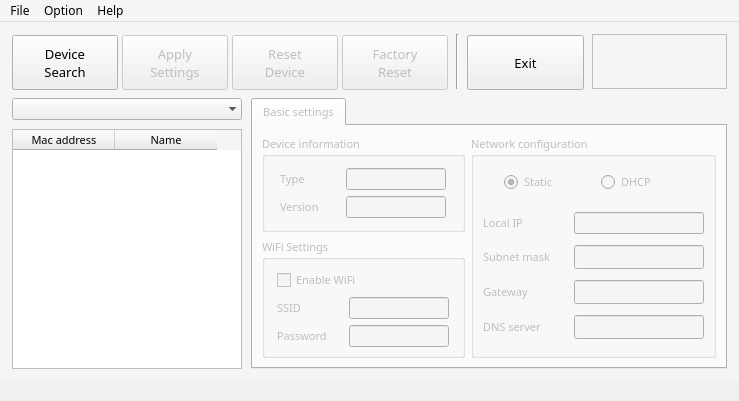
Old version of the form gui/wizconfig_gui.ui in the repository renakim/WIZnet-S2E-Tool-GUI.
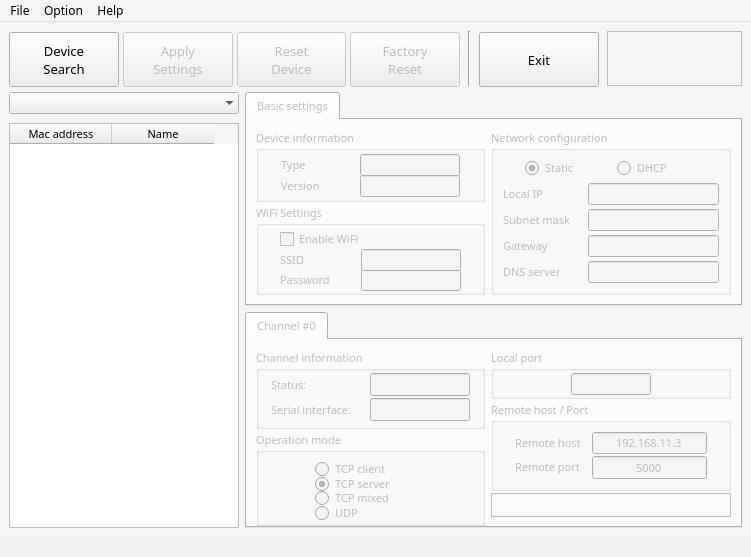
New version of the form. Icons and pictures are not drawn.

Commit message: Add operation mode setting command and layout

Patch:
```diff
--- a/gui/wizconfig_gui.ui
+++ b/gui/wizconfig_gui.ui
@@ -12,8 +12,8 @@
    <rect>
     <x>0</x>
     <y>0</y>
-    <width>739</width>
-    <height>401</height>
+    <width>751</width>
+    <height>557</height>
    </rect>
   </property>
   <property name="minimumSize">
@@ -120,24 +120,7 @@
    <bool>false</bool>
   </property>
   <widget class="QWidget" name="centralwidget">
-   <layout class="QGridLayout" name="gridLayout_7">
-    <item row="0" column="0">
-     <layout class="QGridLayout" name="gridLayout_6">
-      <property name="leftMargin">
-       <number>3</number>
-      </property>
-      <property name="topMargin">
-       <number>3</number>
-      </property>
-      <property name="rightMargin">
-       <number>3</number>
-      </property>
-      <property name="bottomMargin">
-       <number>3</number>
-      </property>
-      <property name="verticalSpacing">
-       <number>9</number>
-      </property>
+   <layout class="QGridLayout" name="gridLayout_9">
       <item row="0" column="0">
        <layout class="QGridLayout" name="gridLayout_5">
         <property name="horizontalSpacing">
@@ -449,10 +432,7 @@
        </layout>
       </item>
       <item row="1" column="0">
-       <layout class="QGridLayout" name="gridLayout_4">
-        <property name="horizontalSpacing">
-         <number>9</number>
-        </property>
+     <layout class="QGridLayout" name="gridLayout_8">
         <item row="0" column="0">
          <layout class="QGridLayout" name="gridLayout_3">
           <property name="verticalSpacing">
@@ -505,7 +485,7 @@
             <property name="maximumSize">
              <size>
               <width>230</width>
-              <height>300</height>
+            <height>500</height>
              </size>
             </property>
             <property name="palette">
@@ -728,6 +708,8 @@
          </layout>
         </item>
         <item row="0" column="1">
+       <layout class="QGridLayout" name="gridLayout_6">
+        <item row="0" column="0">
          <widget class="QTabWidget" name="generalTab">
           <property name="enabled">
            <bool>false</bool>
@@ -735,7 +717,7 @@
           <property name="minimumSize">
            <size>
             <width>0</width>
-            <height>240</height>
+            <height>210</height>
            </size>
           </property>
           <property name="maximumSize">
@@ -771,17 +753,20 @@
            <layout class="QGridLayout" name="gridLayout_2">
             <item row="0" column="0">
              <layout class="QGridLayout" name="gridLayout">
+              <property name="spacing">
+               <number>2</number>
+              </property>
               <item row="0" column="0">
                <widget class="QGroupBox" name="status_5">
                 <property name="minimumSize">
                  <size>
                   <width>200</width>
-                  <height>44</height>
+                  <height>73</height>
                  </size>
                 </property>
                 <property name="maximumSize">
                  <size>
-                  <width>16777215</width>
+                  <width>250</width>
                   <height>100</height>
                  </size>
                 </property>
@@ -793,11 +778,10 @@
                 <property name="title">
                  <string>Device information</string>
                 </property>
-                <layout class="QGridLayout" name="gridLayout_79">
-                 <item row="0" column="0">
-                  <layout class="QGridLayout" name="gridLayout_78">
-                   <item row="0" column="0">
-                    <layout class="QGridLayout" name="gridLayout_17">
+                <layout class="QGridLayout" name="gridLayout_7">
+                 <property name="topMargin">
+                  <number>3</number>
+                 </property>
                      <item row="0" column="0">
                       <widget class="QLabel" name="devtype_label">
                        <property name="minimumSize">
@@ -878,11 +862,7 @@
                        </property>
                       </widget>
                      </item>
-                    </layout>
-                   </item>
                    <item row="1" column="0">
-                    <layout class="QGridLayout" name="gridLayout_77">
-                     <item row="0" column="0">
                       <widget class="QLabel" name="version_label">
                        <property name="minimumSize">
                         <size>
@@ -906,7 +886,7 @@
                        </property>
                       </widget>
                      </item>
-                     <item row="0" column="1">
+                 <item row="1" column="1">
                       <widget class="QLineEdit" name="fw_version">
                        <property name="minimumSize">
                         <size>
@@ -960,10 +940,6 @@
                       </widget>
                      </item>
                     </layout>
-                   </item>
-                  </layout>
-                 </item>
-                </layout>
                </widget>
               </item>
               <item row="1" column="0">
@@ -971,12 +947,12 @@
                 <property name="minimumSize">
                  <size>
                   <width>200</width>
-                  <height>80</height>
+                  <height>90</height>
                  </size>
                 </property>
                 <property name="maximumSize">
                  <size>
-                  <width>220</width>
+                  <width>250</width>
                   <height>120</height>
                  </size>
                 </property>
@@ -992,9 +968,18 @@
                  <property name="leftMargin">
                   <number>6</number>
                  </property>
+                 <property name="topMargin">
+                  <number>2</number>
+                 </property>
                  <property name="rightMargin">
                   <number>6</number>
                  </property>
+                 <property name="bottomMargin">
+                  <number>8</number>
+                 </property>
+                 <property name="verticalSpacing">
+                  <number>5</number>
+                 </property>
                  <item row="1" column="0">
                   <widget class="QLabel" name="label_wifi_ssid">
                    <property name="minimumSize">
@@ -1155,6 +1140,18 @@
             </item>
             <item row="0" column="1">
              <widget class="QGroupBox" name="network_config">
+              <property name="minimumSize">
+               <size>
+                <width>240</width>
+                <height>150</height>
+               </size>
+              </property>
+              <property name="maximumSize">
+               <size>
+                <width>300</width>
+                <height>230</height>
+               </size>
+              </property>
               <property name="font">
                <font>
                 <family>맑은 고딕</family>
@@ -1164,6 +1161,12 @@
                <string>Network configuration</string>
               </property>
               <layout class="QGridLayout" name="gridLayout4">
+               <property name="topMargin">
+                <number>6</number>
+               </property>
+               <property name="verticalSpacing">
+                <number>4</number>
+               </property>
                <item row="0" column="0">
                 <layout class="QGridLayout" name="gridLayout_19">
                  <property name="leftMargin">
@@ -1482,6 +1485,566 @@
           </widget>
          </widget>
         </item>
+        <item row="1" column="0">
+         <widget class="QTabWidget" name="channel_tab">
+          <property name="enabled">
+           <bool>false</bool>
+          </property>
+          <property name="minimumSize">
+           <size>
+            <width>0</width>
+            <height>200</height>
+           </size>
+          </property>
+          <property name="maximumSize">
+           <size>
+            <width>700</width>
+            <height>352</height>
+           </size>
+          </property>
+          <property name="font">
+           <font>
+            <family>맑은 고딕</family>
+            <pointsize>8</pointsize>
+           </font>
+          </property>
+          <property name="currentIndex">
+           <number>0</number>
+          </property>
+          <property name="documentMode">
+           <bool>false</bool>
+          </property>
+          <property name="tabsClosable">
+           <bool>false</bool>
+          </property>
+          <property name="tabBarAutoHide">
+           <bool>false</bool>
+          </property>
+          <widget class="QWidget" name="tab_ch0">
+           <attribute name="title">
+            <string>Channel #0</string>
+           </attribute>
+           <layout class="QGridLayout" name="gridLayout_12">
+            <item row="0" column="0">
+             <layout class="QGridLayout" name="gridLayout_11">
+              <property name="verticalSpacing">
+               <number>2</number>
+              </property>
+              <item row="0" column="0">
+               <widget class="QGroupBox" name="groupBox_2">
+                <property name="minimumSize">
+                 <size>
+                  <width>200</width>
+                  <height>80</height>
+                 </size>
+                </property>
+                <property name="maximumSize">
+                 <size>
+                  <width>240</width>
+                  <height>150</height>
+                 </size>
+                </property>
+                <property name="title">
+                 <string>Channel information</string>
+                </property>
+                <layout class="QGridLayout" name="gridLayout_10">
+                 <property name="topMargin">
+                  <number>2</number>
+                 </property>
+                 <property name="bottomMargin">
+                  <number>5</number>
+                 </property>
+                 <property name="verticalSpacing">
+                  <number>2</number>
+                 </property>
+                 <item row="0" column="0">
+                  <widget class="QLabel" name="ch1_status_label">
+                   <property name="minimumSize">
+                    <size>
+                     <width>90</width>
+                     <height>0</height>
+                    </size>
+                   </property>
+                   <property name="maximumSize">
+                    <size>
+                     <width>90</width>
+                     <height>16777215</height>
+                    </size>
+                   </property>
+                   <property name="font">
+                    <font>
+                     <family>맑은 고딕</family>
+                    </font>
+                   </property>
+                   <property name="text">
+                    <string>Status:</string>
+                   </property>
+                  </widget>
+                 </item>
+                 <item row="0" column="1">
+                  <widget class="QLineEdit" name="ch1_status">
+                   <property name="minimumSize">
+                    <size>
+                     <width>100</width>
+                     <height>22</height>
+                    </size>
+                   </property>
+                   <property name="maximumSize">
+                    <size>
+                     <width>100</width>
+                     <height>16777215</height>
+                    </size>
+                   </property>
+                   <property name="font">
+                    <font>
+                     <family>맑은 고딕</family>
+                     <weight>75</weight>
+                     <bold>true</bold>
+                    </font>
+                   </property>
+                   <property name="toolTip">
+                    <string>&lt;html&gt;&lt;head/&gt;&lt;body&gt;&lt;p&gt;Device status&lt;/p&gt;&lt;/body&gt;&lt;/html&gt;</string>
+                   </property>
+                   <property name="inputMask">
+                    <string notr="true"/>
+                   </property>
+                   <property name="text">
+                    <string notr="true"/>
+                   </property>
+                   <property name="alignment">
+                    <set>Qt::AlignCenter</set>
+                   </property>
+                   <property name="readOnly">
+                    <bool>true</bool>
+                   </property>
+                   <property name="placeholderText">
+                    <string notr="true"/>
+                   </property>
+                   <property name="clearButtonEnabled">
+                    <bool>false</bool>
+                   </property>
+                  </widget>
+                 </item>
+                 <item row="1" column="0">
+                  <widget class="QLabel" name="ch1_uart_name_label">
+                   <property name="minimumSize">
+                    <size>
+                     <width>90</width>
+                     <height>0</height>
+                    </size>
+                   </property>
+                   <property name="maximumSize">
+                    <size>
+                     <width>90</width>
+                     <height>16777215</height>
+                    </size>
+                   </property>
+                   <property name="font">
+                    <font>
+                     <family>맑은 고딕</family>
+                    </font>
+                   </property>
+                   <property name="text">
+                    <string>Serial interface:</string>
+                   </property>
+                  </widget>
+                 </item>
+                 <item row="1" column="1">
+                  <widget class="QLineEdit" name="ch1_uart_name">
+                   <property name="minimumSize">
+                    <size>
+                     <width>100</width>
+                     <height>22</height>
+                    </size>
+                   </property>
+                   <property name="maximumSize">
+                    <size>
+                     <width>100</width>
+                     <height>16777215</height>
+                    </size>
+                   </property>
+                   <property name="font">
+                    <font>
+                     <family>맑은 고딕</family>
+                     <weight>75</weight>
+                     <bold>true</bold>
+                    </font>
+                   </property>
+                   <property name="inputMask">
+                    <string notr="true"/>
+                   </property>
+                   <property name="text">
+                    <string notr="true"/>
+                   </property>
+                   <property name="alignment">
+                    <set>Qt::AlignCenter</set>
+                   </property>
+                   <property name="readOnly">
+                    <bool>true</bool>
+                   </property>
+                   <property name="placeholderText">
+                    <string notr="true"/>
+                   </property>
+                   <property name="clearButtonEnabled">
+                    <bool>false</bool>
+                   </property>
+                  </widget>
+                 </item>
+                </layout>
+               </widget>
+              </item>
+              <item row="1" column="0">
+               <widget class="QGroupBox" name="ch1_opmode">
+                <property name="minimumSize">
+                 <size>
+                  <width>200</width>
+                  <height>95</height>
+                 </size>
+                </property>
+                <property name="maximumSize">
+                 <size>
+                  <width>240</width>
+                  <height>150</height>
+                 </size>
+                </property>
+                <property name="font">
+                 <font>
+                  <family>맑은 고딕</family>
+                 </font>
+                </property>
+                <property name="title">
+                 <string>Operation mode</string>
+                </property>
+                <layout class="QGridLayout" name="gridLayout_15">
+                 <item row="0" column="0">
+                  <layout class="QGridLayout" name="gridLayout_14">
+                   <item row="0" column="0">
+                    <widget class="QRadioButton" name="ch1_tcpclient">
+                     <property name="minimumSize">
+                      <size>
+                       <width>110</width>
+                       <height>14</height>
+                      </size>
+                     </property>
+                     <property name="maximumSize">
+                      <size>
+                       <width>110</width>
+                       <height>14</height>
+                      </size>
+                     </property>
+                     <property name="font">
+                      <font>
+                       <family>맑은 고딕</family>
+                      </font>
+                     </property>
+                     <property name="text">
+                      <string>TCP client</string>
+                     </property>
+                    </widget>
+                   </item>
+                   <item row="1" column="0">
+                    <widget class="QRadioButton" name="ch1_tcpserver">
+                     <property name="minimumSize">
+                      <size>
+                       <width>110</width>
+                       <height>14</height>
+                      </size>
+                     </property>
+                     <property name="maximumSize">
+                      <size>
+                       <width>110</width>
+                       <height>14</height>
+                      </size>
+                     </property>
+                     <property name="font">
+                      <font>
+                       <family>맑은 고딕</family>
+                      </font>
+                     </property>
+                     <property name="text">
+                      <string>TCP server</string>
+                     </property>
+                     <property name="checked">
+                      <bool>true</bool>
+                     </property>
+                    </widget>
+                   </item>
+                   <item row="2" column="0">
+                    <widget class="QRadioButton" name="ch1_tcpmixed">
+                     <property name="minimumSize">
+                      <size>
+                       <width>110</width>
+                       <height>14</height>
+                      </size>
+                     </property>
+                     <property name="maximumSize">
+                      <size>
+                       <width>110</width>
+                       <height>14</height>
+                      </size>
+                     </property>
+                     <property name="font">
+                      <font>
+                       <family>맑은 고딕</family>
+                      </font>
+                     </property>
+                     <property name="text">
+                      <string>TCP mixed</string>
+                     </property>
+                    </widget>
+                   </item>
+                   <item row="3" column="0">
+                    <widget class="QRadioButton" name="ch1_udp">
+                     <property name="minimumSize">
+                      <size>
+                       <width>110</width>
+                       <height>14</height>
+                      </size>
+                     </property>
+                     <property name="maximumSize">
+                      <size>
+                       <width>110</width>
+                       <height>14</height>
+                      </size>
+                     </property>
+                     <property name="font">
+                      <font>
+                       <family>맑은 고딕</family>
+                      </font>
+                     </property>
+                     <property name="text">
+                      <string>UDP</string>
+                     </property>
+                    </widget>
+                   </item>
+                  </layout>
+                 </item>
+                </layout>
+               </widget>
+              </item>
+             </layout>
+            </item>
+            <item row="0" column="1">
+             <layout class="QGridLayout" name="gridLayout_4">
+              <property name="verticalSpacing">
+               <number>2</number>
+              </property>
+              <item row="0" column="0">
+               <widget class="QGroupBox" name="groupBox">
+                <property name="minimumSize">
+                 <size>
+                  <width>240</width>
+                  <height>30</height>
+                 </size>
+                </property>
+                <property name="maximumSize">
+                 <size>
+                  <width>250</width>
+                  <height>50</height>
+                 </size>
+                </property>
+                <property name="title">
+                 <string>Local port</string>
+                </property>
+                <layout class="QGridLayout" name="gridLayout_37">
+                 <property name="topMargin">
+                  <number>2</number>
+                 </property>
+                 <property name="bottomMargin">
+                  <number>9</number>
+                 </property>
+                 <item row="0" column="0">
+                  <widget class="QLineEdit" name="ch1_localport">
+                   <property name="minimumSize">
+                    <size>
+                     <width>80</width>
+                     <height>22</height>
+                    </size>
+                   </property>
+                   <property name="maximumSize">
+                    <size>
+                     <width>80</width>
+                     <height>16777215</height>
+                    </size>
+                   </property>
+                   <property name="font">
+                    <font>
+                     <family>맑은 고딕</family>
+                    </font>
+                   </property>
+                   <property name="text">
+                    <string/>
+                   </property>
+                   <property name="alignment">
+                    <set>Qt::AlignCenter</set>
+                   </property>
+                  </widget>
+                 </item>
+                </layout>
+               </widget>
+              </item>
+              <item row="1" column="0">
+               <widget class="QGroupBox" name="ch1_remote">
+                <property name="enabled">
+                 <bool>false</bool>
+                </property>
+                <property name="minimumSize">
+                 <size>
+                  <width>240</width>
+                  <height>90</height>
+                 </size>
+                </property>
+                <property name="maximumSize">
+                 <size>
+                  <width>300</width>
+                  <height>90</height>
+                 </size>
+                </property>
+                <property name="font">
+                 <font>
+                  <family>맑은 고딕</family>
+                 </font>
+                </property>
+                <property name="title">
+                 <string>Remote host / Port</string>
+                </property>
+                <layout class="QGridLayout" name="gridLayout_38">
+                 <item row="0" column="0">
+                  <layout class="QGridLayout" name="gridLayout_36">
+                   <property name="spacing">
+                    <number>2</number>
+                   </property>
+                   <item row="1" column="0">
+                    <layout class="QGridLayout" name="gridLayout_35">
+                     <item row="0" column="0">
+                      <widget class="QLabel" name="label_141">
+                       <property name="minimumSize">
+                        <size>
+                         <width>75</width>
+                         <height>22</height>
+                        </size>
+                       </property>
+                       <property name="maximumSize">
+                        <size>
+                         <width>75</width>
+                         <height>22</height>
+                        </size>
+                       </property>
+                       <property name="font">
+                        <font>
+                         <family>맑은 고딕</family>
+                        </font>
+                       </property>
+                       <property name="text">
+                        <string>Remote port</string>
+                       </property>
+                      </widget>
+                     </item>
+                     <item row="0" column="1">
+                      <widget class="QLineEdit" name="ch1_remoteport">
+                       <property name="minimumSize">
+                        <size>
+                         <width>115</width>
+                         <height>22</height>
+                        </size>
+                       </property>
+                       <property name="maximumSize">
+                        <size>
+                         <width>115</width>
+                         <height>16777215</height>
+                        </size>
+                       </property>
+                       <property name="font">
+                        <font>
+                         <family>맑은 고딕</family>
+                        </font>
+                       </property>
+                       <property name="text">
+                        <string>5000</string>
+                       </property>
+                       <property name="alignment">
+                        <set>Qt::AlignCenter</set>
+                       </property>
+                      </widget>
+                     </item>
+                    </layout>
+                   </item>
+                   <item row="0" column="0">
+                    <layout class="QGridLayout" name="gridLayout_34">
+                     <item row="0" column="0">
+                      <widget class="QLabel" name="label_181">
+                       <property name="minimumSize">
+                        <size>
+                         <width>75</width>
+                         <height>22</height>
+                        </size>
+                       </property>
+                       <property name="maximumSize">
+                        <size>
+                         <width>75</width>
+                         <height>22</height>
+                        </size>
+                       </property>
+                       <property name="font">
+                        <font>
+                         <family>맑은 고딕</family>
+                        </font>
+                       </property>
+                       <property name="text">
+                        <string>Remote host</string>
+                       </property>
+                      </widget>
+                     </item>
+                     <item row="0" column="1">
+                      <widget class="QLineEdit" name="ch1_remoteip">
+                       <property name="minimumSize">
+                        <size>
+                         <width>115</width>
+                         <height>22</height>
+                        </size>
+                       </property>
+                       <property name="maximumSize">
+                        <size>
+                         <width>115</width>
+                         <height>22</height>
+                        </size>
+                       </property>
+                       <property name="font">
+                        <font>
+                         <family>맑은 고딕</family>
+                        </font>
+                       </property>
+                       <property name="text">
+                        <string>192.168.11.3</string>
+                       </property>
+                       <property name="alignment">
+                        <set>Qt::AlignCenter</set>
+                       </property>
+                      </widget>
+                     </item>
+                    </layout>
+                   </item>
+                  </layout>
+                 </item>
+                </layout>
+               </widget>
+              </item>
+              <item row="2" column="0">
+               <widget class="QFrame" name="frame_2">
+                <property name="frameShape">
+                 <enum>QFrame::StyledPanel</enum>
+                </property>
+                <property name="frameShadow">
+                 <enum>QFrame::Raised</enum>
+                </property>
+               </widget>
+              </item>
+             </layout>
+            </item>
+           </layout>
+          </widget>
+         </widget>
+        </item>
        </layout>
       </item>
      </layout>
@@ -1567,7 +2130,7 @@
     <rect>
      <x>0</x>
      <y>0</y>
-     <width>739</width>
+     <width>751</width>
      <height>21</height>
     </rect>
    </property>
```
Lines whose indentation alone changed are shown as unchanged. The commit also changes 2 other files.
